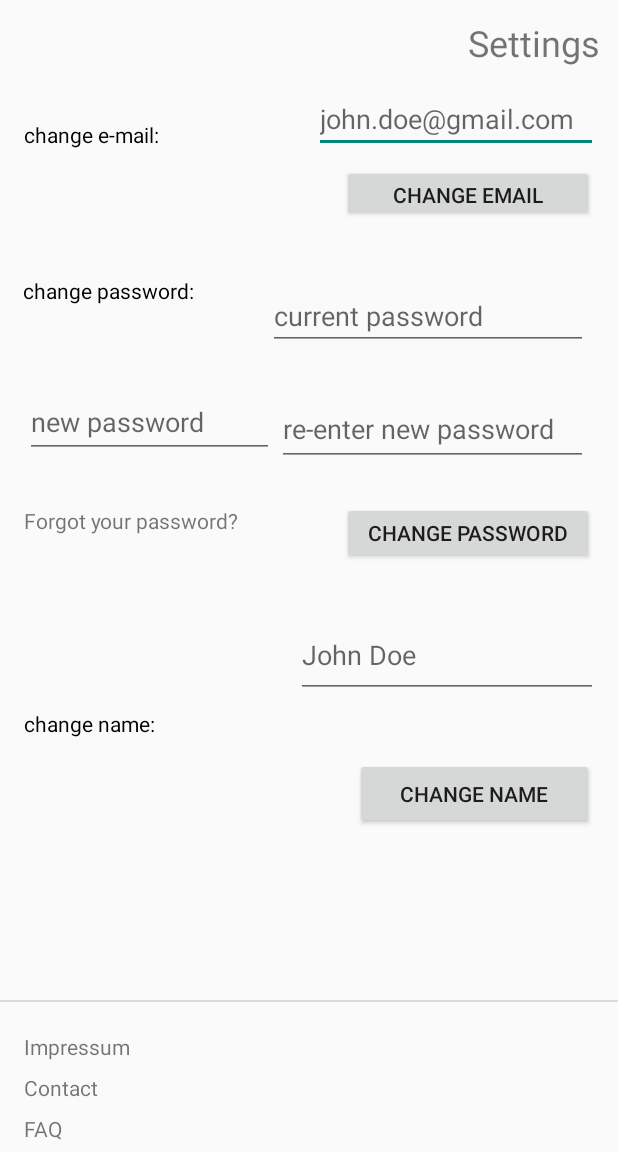
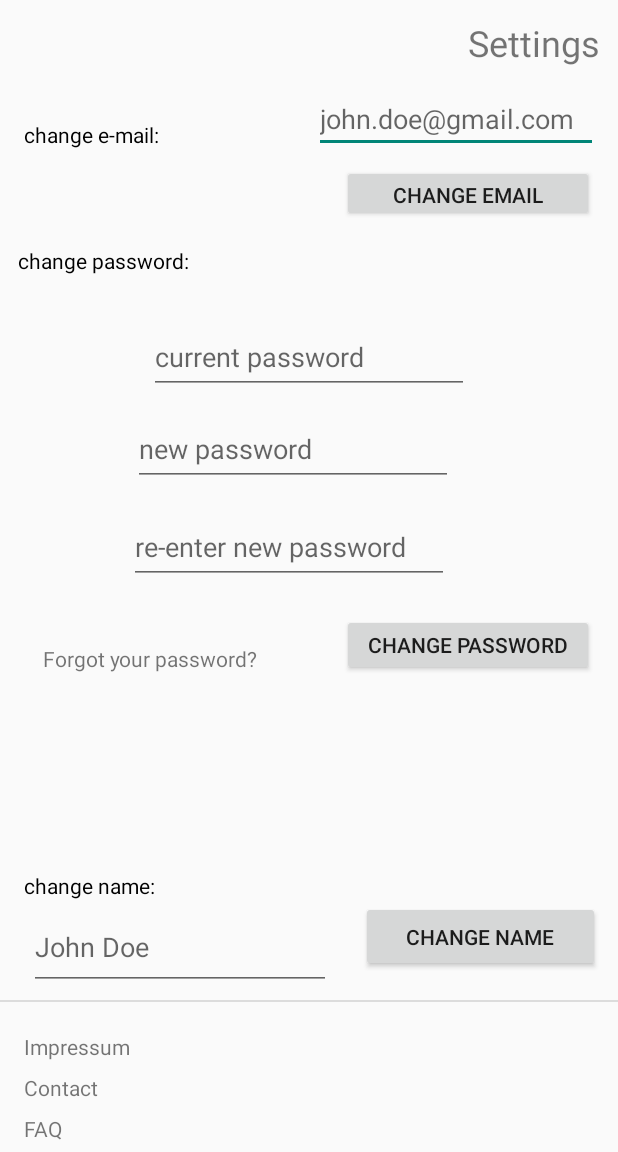
Before and after one commit to raphaelkerschbaumer/FarmStoreLocator, an Android app: the BuyerSettingsActivity screen opened directly, with no data from a screen before it, on a phone screen of 412 x 824 dp, the part 84-1236 px from its top. Run offline under Robolectric (Android 15) with nearby library versions, the phone set to English and light mode, and no system bars.

Commit message:
layout überarbeiten

```diff
--- a/app/src/main/java/com/example/farmstorelocator/MainActivity.java
+++ b/app/src/main/java/com/example/farmstorelocator/MainActivity.java
@@ -16,7 +16,7 @@ public class MainActivity extends AppCompatActivity {
     @Override
     protected void onCreate(Bundle savedInstanceState) {
         super.onCreate(savedInstanceState);
-        Intent intent = new Intent(getBaseContext(), QRScanActivity.class);
+        Intent intent = new Intent(getBaseContext(), FilterMapActivity.class);
         startActivity(intent);
     }
     /*    setContentView(R.layout.filter_map);
--- a/app/src/main/res/layout/activity_maps.xml
+++ b/app/src/main/res/layout/activity_maps.xml
@@ -6,4 +6,5 @@
     android:name="com.google.android.gms.maps.SupportMapFragment"
     android:layout_width="match_parent"
     android:layout_height="match_parent"
+    android:visibility="visible"
     tools:context=".MapsActivity" />
--- a/app/src/main/res/layout/filter_map.xml
+++ b/app/src/main/res/layout/filter_map.xml
@@ -107,9 +107,9 @@
         android:id="@+id/list_products"
         android:layout_width="match_parent"
         android:layout_height="200dp"
+        android:visibility="visible"
         android:layout_marginTop="8dp"
         app:layout_constraintEnd_toEndOf="parent"
-        app:layout_constraintHorizontal_bias="0.0"
         app:layout_constraintStart_toStartOf="parent"
         app:layout_constraintTop_toBottomOf="@+id/textView29" />
 
--- a/app/src/main/res/layout/selectedshop.xml
+++ b/app/src/main/res/layout/selectedshop.xml
@@ -114,8 +114,8 @@
 
     <ListView
         android:id="@+id/ListOfShopItems"
-        android:layout_width="411dp"
-        android:layout_height="0dp"
+        android:layout_width="match_parent"
+        android:layout_height="418dp"
         app:layout_constraintBottom_toTopOf="@+id/button_scan_products"
         app:layout_constraintEnd_toEndOf="parent"
         app:layout_constraintStart_toStartOf="parent"
--- a/app/src/main/res/layout/settings_buyer.xml
+++ b/app/src/main/res/layout/settings_buyer.xml
@@ -11,13 +11,13 @@
         android:id="@+id/toolbar"
         android:layout_width="0dp"
         android:layout_height="wrap_content"
-        android:background="@color/teal_700"
         android:minHeight="?attr/actionBarSize"
         android:theme="?attr/actionBarTheme"
         app:layout_constraintEnd_toEndOf="parent"
         app:layout_constraintStart_toStartOf="parent"
         app:layout_constraintTop_toTopOf="parent"
         app:title="@string/app_name"
+        android:background="@color/teal_700"
         app:titleTextColor="@color/white" />
 
 
@@ -78,78 +78,78 @@
         android:id="@+id/editTextTextPersonName4"
         android:layout_width="143dp"
         android:layout_height="25dp"
-        android:layout_marginTop="84dp"
+        android:layout_marginStart="12dp"
+        android:layout_marginTop="64dp"
         android:ems="10"
         android:inputType="textPersonName"
         android:text="change password:"
         android:textColor="@color/black"
-        app:layout_constraintEnd_toStartOf="@+id/editTextTextPassword3"
-        app:layout_constraintHorizontal_bias="0.435"
         app:layout_constraintStart_toStartOf="parent"
         app:layout_constraintTop_toBottomOf="@+id/editTextTextPersonName3" />
 
     <EditText
         android:id="@+id/editTextTextPassword"
-        android:layout_width="166dp"
-        android:layout_height="48dp"
-        android:layout_marginTop="48dp"
+        android:layout_width="wrap_content"
+        android:layout_height="49dp"
+        android:layout_marginTop="12dp"
         android:ems="10"
+
         android:hint="new password"
         android:inputType="textPassword"
-        app:layout_constraintEnd_toStartOf="@+id/editTextTextPassword2"
-        app:layout_constraintHorizontal_bias="0.888"
+        app:layout_constraintEnd_toEndOf="parent"
+        app:layout_constraintHorizontal_bias="0.447"
         app:layout_constraintStart_toStartOf="parent"
-        app:layout_constraintTop_toBottomOf="@+id/editTextTextPersonName4" />
+        app:layout_constraintTop_toBottomOf="@+id/editTextTextPassword3" />
 
     <TextView
         android:id="@+id/editTextTextPersonName5"
         android:layout_width="140dp"
         android:layout_height="22dp"
         android:layout_marginStart="16dp"
+        android:layout_marginTop="88dp"
         android:ems="10"
         android:inputType="textPersonName"
         android:text="change name:"
         android:textColor="@color/black"
-        app:layout_constraintBottom_toTopOf="@+id/divider4"
+        app:layout_constraintBottom_toTopOf="@+id/inputTextNameChange"
         app:layout_constraintStart_toStartOf="parent"
         app:layout_constraintTop_toBottomOf="@+id/textView20"
-        app:layout_constraintVertical_bias="0.402" />
+        app:layout_constraintVertical_bias="1.0" />
 
     <EditText
         android:id="@+id/editTextTextPassword2"
-        android:layout_width="207dp"
+        android:layout_width="wrap_content"
         android:layout_height="49dp"
-        android:layout_marginTop="28dp"
-        android:layout_marginEnd="20dp"
+        android:layout_marginTop="16dp"
         android:ems="10"
         android:hint="re-enter new password"
         android:inputType="textPassword"
         app:layout_constraintEnd_toEndOf="parent"
-        app:layout_constraintTop_toBottomOf="@+id/editTextTextPassword3" />
+        app:layout_constraintHorizontal_bias="0.432"
+        app:layout_constraintStart_toStartOf="parent"
+        app:layout_constraintTop_toBottomOf="@+id/editTextTextPassword" />
 
     <Button
         android:id="@+id/buttonChangePassword"
         android:layout_width="168dp"
         android:layout_height="41dp"
-        android:layout_marginTop="24dp"
+        android:layout_marginTop="20dp"
+        android:layout_marginEnd="16dp"
         android:text="@string/pw_change"
         app:layout_constraintEnd_toEndOf="parent"
-        app:layout_constraintHorizontal_bias="0.934"
-        app:layout_constraintStart_toStartOf="parent"
         app:layout_constraintTop_toBottomOf="@+id/editTextTextPassword2" />
 
     <Button
         android:id="@+id/buttonChangeName"
         android:layout_width="159dp"
         android:layout_height="47dp"
-        android:layout_marginTop="28dp"
+        android:layout_marginEnd="12dp"
+        android:layout_marginBottom="20dp"
         android:text="@string/name_change"
-        app:layout_constraintBottom_toTopOf="@+id/divider4"
+        app:layout_constraintBottom_toBottomOf="@+id/divider4"
         app:layout_constraintEnd_toEndOf="parent"
-        app:layout_constraintHorizontal_bias="0.936"
-        app:layout_constraintStart_toStartOf="parent"
-        app:layout_constraintTop_toBottomOf="@+id/inputTextNameChange"
-        app:layout_constraintVertical_bias="0.095" />
+        app:layout_constraintTop_toBottomOf="@+id/buttonChangePassword"
+        app:layout_constraintVertical_bias="1.0" />
 
     <View
         android:id="@+id/divider4"
@@ -166,13 +166,13 @@
         android:id="@+id/inputTextNameChange"
         android:layout_width="201dp"
         android:layout_height="57dp"
-        android:layout_marginTop="32dp"
-        android:layout_marginEnd="4dp"
+        android:layout_marginStart="16dp"
+        android:layout_marginBottom="8dp"
         android:hint="@string/name_hint"
-        app:layout_constraintEnd_toEndOf="parent"
-        app:layout_constraintHorizontal_bias="0.82"
-        app:layout_constraintStart_toEndOf="@+id/editTextTextPersonName5"
-        app:layout_constraintTop_toBottomOf="@+id/buttonChangePassword" />
+        app:layout_constraintBottom_toBottomOf="@+id/divider4"
+        app:layout_constraintEnd_toStartOf="@+id/buttonChangeName"
+        app:layout_constraintHorizontal_bias="0.13"
+        app:layout_constraintStart_toStartOf="parent" />
 
     <TextView
         android:id="@+id/textView17"
@@ -212,25 +212,25 @@
     <EditText
         android:id="@+id/editTextTextPassword3"
         android:layout_width="wrap_content"
-        android:layout_height="wrap_content"
-        android:layout_marginTop="40dp"
-        android:layout_marginEnd="20dp"
+        android:layout_height="49dp"
+        android:layout_marginTop="24dp"
         android:ems="10"
         android:hint="current password"
         android:inputType="textPassword"
         app:layout_constraintEnd_toEndOf="parent"
-        app:layout_constraintTop_toBottomOf="@+id/buttonChangeEmail" />
+        app:layout_constraintStart_toStartOf="parent"
+        app:layout_constraintTop_toBottomOf="@+id/editTextTextPersonName4" />
 
     <TextView
         android:id="@+id/textView20"
         android:layout_width="wrap_content"
         android:layout_height="wrap_content"
-        android:layout_marginTop="32dp"
+        android:layout_marginTop="40dp"
         android:text="Forgot your password?"
         app:layout_constraintEnd_toStartOf="@+id/buttonChangePassword"
-        app:layout_constraintHorizontal_bias="0.192"
+        app:layout_constraintHorizontal_bias="0.337"
         app:layout_constraintStart_toStartOf="parent"
-        app:layout_constraintTop_toBottomOf="@+id/editTextTextPassword" />
+        app:layout_constraintTop_toBottomOf="@+id/editTextTextPassword2" />
 
 
 </androidx.constraintlayout.widget.ConstraintLayout>
```
Also changed, not shown: app/src/main/AndroidManifest.xml (+10 -0 lines), app/src/main/java/com/example/farmstorelocator/AccountBuyerActivity.java (added, +57 -0 lines), app/src/main/java/com/example/farmstorelocator/FilterShopActivity.java (added, +57 -0 lines).
